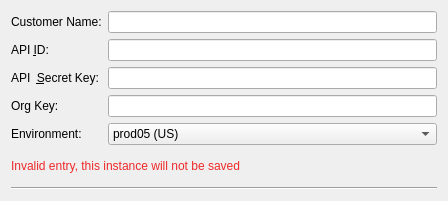
The window that instance.ui (slist/cbapi-qt-demo) describes before a commit, drawn with Qt 5.
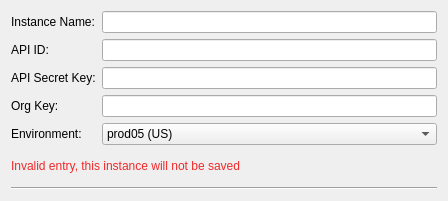
The same window after the commit.

```diff
--- a/instance.ui
+++ b/instance.ui
@@ -22,7 +22,7 @@
         <bool>true</bool>
        </property>
        <property name="text">
-        <string>Customer Name:</string>
+        <string>Instance Name:</string>
        </property>
       </widget>
      </item>
@@ -36,7 +36,7 @@
      <item row="1" column="0">
       <widget class="QLabel" name="clientIdLabel">
        <property name="text">
-        <string>API &amp;ID:</string>
+        <string>API ID:</string>
        </property>
        <property name="buddy">
         <cstring>customer_name_LineEdit</cstring>
@@ -49,7 +49,7 @@
      <item row="2" column="0">
       <widget class="QLabel" name="clientSecretLabel">
        <property name="text">
-        <string>API  &amp;Secret Key:</string>
+        <string>API Secret Key:</string>
        </property>
        <property name="buddy">
         <cstring>api_id_LineEdit</cstring>
```
Left out of the diff: 12 changed lines with no effect on the pictures.
